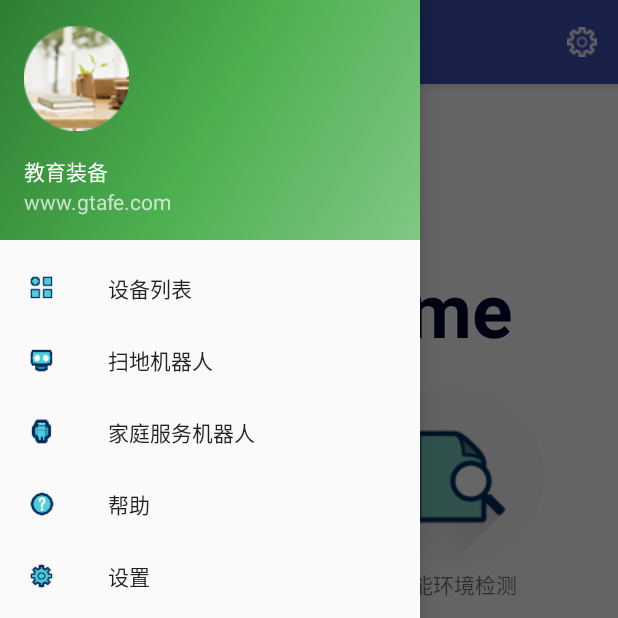
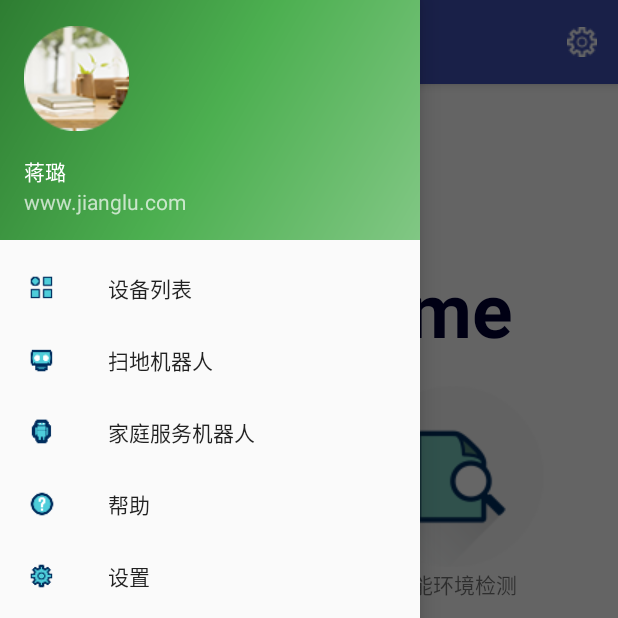
Before and after one commit to android-yanwen/SmartHome, an Android app: the MainActivity screen opened directly, with no data from a screen before it, with the side drawer open, on a phone screen of 412 x 824 dp, the top half of it. Run offline under Robolectric (Android 15) with nearby library versions, the phone set to English and light mode, and no system bars.

Commit message:
添加了头像更改

```diff
--- a/app/src/main/java/com/gta/smart/household_ctrl/HouseholdCtrl.java
+++ b/app/src/main/java/com/gta/smart/household_ctrl/HouseholdCtrl.java
@@ -71,7 +71,7 @@ public class HouseholdCtrl extends AppCompatActivity implements View.OnClickList
                     @Override
                     public void onTaskStart() {
                         mProgressDialog = new ProgressDialog(context);
-                        mProgressDialog.setTitle("Request remote data");
+//                        mProgressDialog.setTitle("Request remote data");
                         mProgressDialog.setMessage("Loading.....");
                         mProgressDialog.setIndeterminate(false);
                         mProgressDialog.setCancelable(false);
--- a/app/src/main/java/com/gta/smart/smarthome/MainActivity.java
+++ b/app/src/main/java/com/gta/smart/smarthome/MainActivity.java
@@ -4,6 +4,7 @@ import android.app.AlertDialog;
 import android.content.Context;
 import android.content.DialogInterface;
 import android.content.Intent;
+import android.graphics.BitmapFactory;
 import android.os.Bundle;
 import android.support.design.widget.NavigationView;
 import android.support.v4.view.GravityCompat;
@@ -16,18 +17,22 @@ import android.util.Log;
 import android.view.View;
 import android.view.Menu;
 import android.view.MenuItem;
+import android.widget.ImageView;
 
 import com.gta.smart.entrywindow.LoadingWin;
 import com.gta.smart.household_ctrl.ViewPageAdapter;
 
+import java.io.File;
 import java.util.ArrayList;
 import java.util.List;
 
 public class MainActivity extends AppCompatActivity implements NavigationView.OnNavigationItemSelectedListener{
     private Context context;
     ViewPager mian_viewpager;
+    private ImageView user_head_icon_view;
     List<View> views = new ArrayList<>();
-    private String tag;
+    private String tag = "MainActivity";
+    private static String filePath = "/sdcard/myHead/head.png";
 //    private ImageButton setting_imgbtn;
 //    private ImageButtonWithText user_head_portrait_img;
     @Override
@@ -84,18 +89,14 @@ public class MainActivity extends AppCompatActivity implements NavigationView.On
         NavigationView navigationView = (NavigationView) findViewById(R.id.nav_view);
         navigationView.setItemIconTintList(null);
         navigationView.setNavigationItemSelectedListener(this);
-//        setting_imgbtn = (ImageButton) findViewById(R.id.setting_imgbtn);
-//        user_head_portrait_img = (ImageButtonWithText) findViewById(R.id.user_head_portrait_img);
-//        // 长按更改用户头像
-//        user_head_portrait_img.setOnLongClickListener(new View.OnLongClickListener() {
-//            @Override
-//            public boolean onLongClick(View v) {
-//                Log.i(tag, "onLongClick()");
-//                startActivityForResult(new Intent(context, SelectPicPopupWindow.class), GET_USER_HEAD_PORTRAIT_CODE);
-//                return true;
-//            }
-//        });
-
+        // 获取用户头像
+        View view = navigationView.getHeaderView(0);
+        user_head_icon_view = (ImageView) view.findViewById(R.id.user_head_icon_view);
+        if (new File(filePath).exists()) {
+            user_head_icon_view.setImageBitmap(BitmapFactory.decodeFile(filePath));
+        } else {
+            user_head_icon_view.setImageResource(R.drawable.user_portrait_pic);
+        }
     }
 
     public void onClicked(View view) {
@@ -107,10 +108,10 @@ public class MainActivity extends AppCompatActivity implements NavigationView.On
 //                startActivity(new Intent(this, SettingClass.class));
 //                overridePendingTransition(R.anim.activity_from_right_to_left_in, R.anim.activity_from_right_to_left_out);
 //                break;
-            case R.id.imageView:
-                startActivity(new Intent(context, LoadingWin.class));
-                finish();
-                break;
+//            case R.id.user_head_icon_view:
+//                startActivity(new Intent(context, LoadingWin.class));
+//                finish();
+//                break;
 //            case R.id.user_head_portrait_img:
 //
 //                break;
--- a/app/src/main/res/layout/nav_header_main.xml
+++ b/app/src/main/res/layout/nav_header_main.xml
@@ -12,24 +12,25 @@
     android:theme="@style/ThemeOverlay.AppCompat.Dark">
 
     <ImageView
-        android:id="@+id/imageView"
-        android:layout_width="wrap_content"
-        android:layout_height="wrap_content"
+        android:id="@+id/user_head_icon_view"
+        android:layout_width="70dp"
+        android:layout_height="70dp"
         android:clickable="true"
         android:onClick="onClicked"
+        android:scaleType="fitXY"
         android:src="@drawable/user_portrait_pic" />
 
     <TextView
         android:layout_width="match_parent"
         android:layout_height="wrap_content"
         android:paddingTop="@dimen/nav_header_vertical_spacing"
-        android:text="教育装备"
+        android:text="蒋璐"
         android:textAppearance="@style/TextAppearance.AppCompat.Body1" />
 
     <TextView
         android:id="@+id/textView"
         android:layout_width="wrap_content"
         android:layout_height="wrap_content"
-        android:text="www.gtafe.com" />
+        android:text="www.jianglu.com" />
 
 </LinearLayout>
```
Also changed, not shown: app/src/main/java/com/gta/smart/household_ctrl/InfraredCtrl.java (+26 -3 lines), app/src/main/java/com/gta/smart/household_ctrl/TvCtrl.java (+6 -4 lines), app/src/main/java/com/gta/smart/smarthome/SettingClass.java (+11 -0 lines), app/src/main/res/layout/account_manager_layout.xml (+5 -3 lines).
